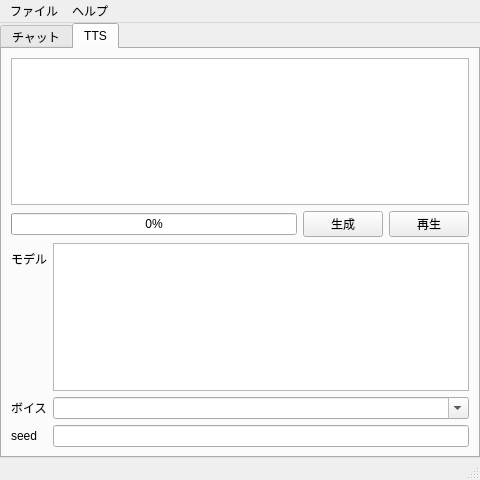
First picture: the form in src/MainWindow.ui, repository mitayuki3/flexichat, before the edit.
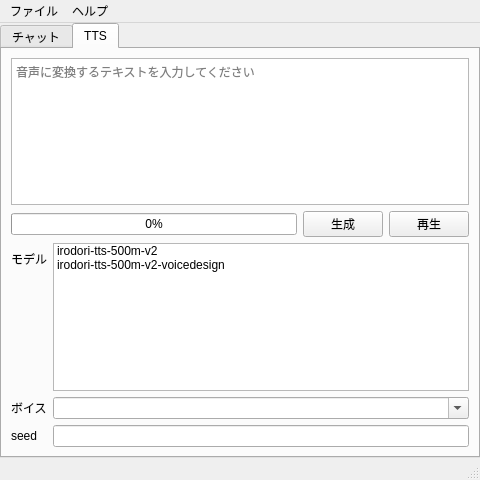
Second picture: the form after the edit. The open tabs and pages were chosen to show the change.

Commit message: モデル一覧を固定値

```diff
--- a/src/MainWindow.ui
+++ b/src/MainWindow.ui
@@ -152,7 +152,11 @@
        </attribute>
        <layout class="QVBoxLayout" name="verticalLayout_3">
         <item>
-         <widget class="QPlainTextEdit" name="ttsTextEdit"/>
+         <widget class="QPlainTextEdit" name="ttsTextEdit">
+          <property name="placeholderText">
+           <string>音声に変換するテキストを入力してください</string>
+          </property>
+         </widget>
         </item>
         <item>
          <layout class="QHBoxLayout" name="horizontalLayout">
@@ -189,7 +193,18 @@
            </widget>
           </item>
           <item row="0" column="1">
-           <widget class="QListWidget" name="ttsModelListWidget"/>
+           <widget class="QListWidget" name="ttsModelListWidget">
+            <item>
+             <property name="text">
+              <string>irodori-tts-500m-v2</string>
+             </property>
+            </item>
+            <item>
+             <property name="text">
+              <string>irodori-tts-500m-v2-voicedesign</string>
+             </property>
+            </item>
+           </widget>
           </item>
           <item row="1" column="0">
            <widget class="QLabel" name="label_2">
```
